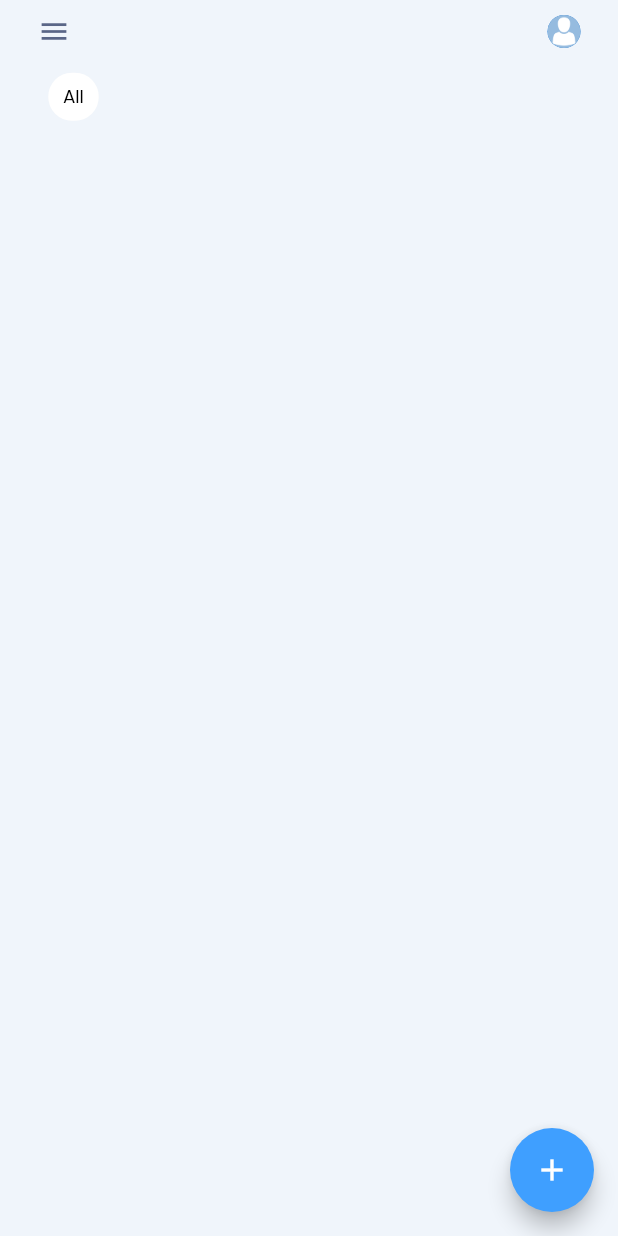
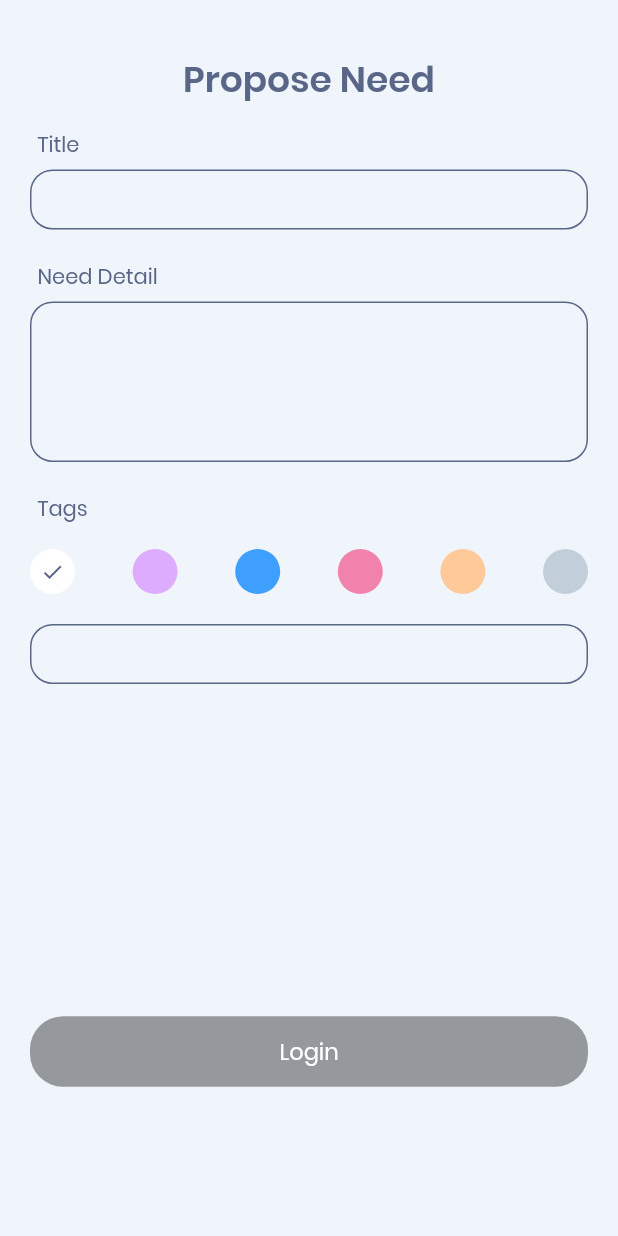
Before and after one commit to HtetLinMaung/ineed_flutter, a Flutter app: the HomeScreen screen opened by its route, after a tap on the "add" icon, on a phone screen of 412 x 824 dp. Run offline on Flutter 3.47's test engine with Material 2 defaults, Android fonts, the phone set to English and light mode, and no system bars; our stand-ins replace flutter_spinkit, image_picker, jiffy, shared_preferences; accounts and stored records are empty; network calls fail.

Commit message:
add create need screen

```diff
--- a/lib/components/form/text_input.dart
+++ b/lib/components/form/text_input.dart
@@ -14,6 +14,7 @@ class TextInput extends StatelessWidget {
   final String errorLabel;
   final bool obscureText;
   final String hintText;
+  final int maxLines;
 
   TextInput({
     this.controller,
@@ -22,6 +23,7 @@ class TextInput extends StatelessWidget {
     this.errorLabel = '',
     this.obscureText = false,
     this.hintText = '',
+    this.maxLines = 1,
   });
 
   OutlineInputBorder getOutlineInputBorder() {
@@ -41,8 +43,9 @@ class TextInput extends StatelessWidget {
       crossAxisAlignment: CrossAxisAlignment.start,
       children: [
         Container(
-          height: 40,
+          height: maxLines > 1 ? null : 40,
           child: TextField(
+            maxLines: maxLines,
             decoration: InputDecoration(
               focusedBorder: getOutlineInputBorder(),
               enabledBorder: getOutlineInputBorder(),
--- a/lib/constants/colors.dart
+++ b/lib/constants/colors.dart
@@ -8,7 +8,15 @@ const kStatus = {
   'Satisfied': Colors.green,
 };
 const kFabBtnColor = Color(0xff3F9FFF);
-
+const kTagColors = [
+  "#ffffff",
+  "#DEACFE",
+  "#3F9FFF",
+  "#F082AC",
+  "#FFC999",
+  "#C2CFDB"
+];
+const kPinkColor = Color(0xffF082AC);
 // purple: "#DEACFE",
 //   background: "#F0F5FB",
 //   underlined: "#EBEFF3",
--- a/lib/main.dart
+++ b/lib/main.dart
@@ -1,6 +1,7 @@
 import 'package:flutter/material.dart';
 import 'package:ineed_flutter/constants/colors.dart';
 import 'package:ineed_flutter/screens/basic_info_screen.dart';
+import 'package:ineed_flutter/screens/create_need_screen.dart';
 import 'package:ineed_flutter/screens/home_screen.dart';
 import 'package:ineed_flutter/screens/landing_screen.dart';
 import 'package:ineed_flutter/screens/login_screen.dart';
@@ -36,6 +37,7 @@ class App extends StatelessWidget {
         SignupScreen.routeName: (context) => SignupScreen(),
         HomeScreen.routeName: (context) => HomeScreen(),
         BasicInfoScreen.routeName: (context) => BasicInfoScreen(),
+        CreateNeedScreen.routeName: (context) => CreateNeedScreen()
       },
     );
   }
--- /dev/null
+++ b/lib/models/ColorData.dart
@@ -0,0 +1,13 @@
+import 'package:flutter/material.dart';
+
+class ColorData {
+  final Color color;
+  final String code;
+  bool selected;
+
+  ColorData({
+    this.code,
+    this.color,
+    this.selected = false,
+  });
+}
--- /dev/null
+++ b/lib/screens/create_need_screen.dart
@@ -0,0 +1,312 @@
+import 'dart:convert';
+
+import 'package:flutter/material.dart';
+import 'package:ineed_flutter/components/container/absolute_container.dart';
+import 'package:ineed_flutter/components/form/input_label.dart';
+import 'package:ineed_flutter/components/form/text_input.dart';
+import 'package:ineed_flutter/components/home/tag.dart';
+import 'package:ineed_flutter/constants/api.dart';
+import 'package:ineed_flutter/constants/colors.dart';
+import 'package:ineed_flutter/models/ColorData.dart';
+import 'package:ineed_flutter/models/TagItem.dart';
+import 'package:http/http.dart' as http;
+import 'package:ineed_flutter/screens/home_screen.dart';
+import 'package:ineed_flutter/store/app_provider.dart';
+import 'package:provider/provider.dart';
+
+const kTitleStyle = TextStyle(
+  fontSize: 24,
+  fontWeight: FontWeight.bold,
+);
+
+const kSize = 30.0;
+
+class CreateNeedScreen extends StatefulWidget {
+  static const routeName = 'CreateNeedScreen';
+
+  @override
+  _CreateNeedScreenState createState() => _CreateNeedScreenState();
+}
+
+class _CreateNeedScreenState extends State<CreateNeedScreen> {
+  bool _loading = false;
+  TextEditingController _headerController = TextEditingController();
+  TextEditingController _bodyController = TextEditingController();
+  TextEditingController _tagController = TextEditingController();
+  bool _isHeader = true;
+  bool _isBody = true;
+  bool _isTag = true;
+  List<ColorData> _tagColors = kTagColors
+      .map((colorStr) => ColorData(
+            code: colorStr,
+            color: Color(int.parse(colorStr.replaceFirst('#', '0xFF'))),
+          ))
+      .toList();
+  List<TagItem> _tags = [];
+  Map<String, double> _colorsOpacity = {
+    "#ffffff": 1.0,
+    "#DEACFE": 1.0,
+    "#3F9FFF": 1.0,
+    "#F082AC": 1.0,
+    "#FFC999": 1.0,
+    "#C2CFDB": 1.0,
+  };
+
+  @override
+  void initState() {
+    super.initState();
+    setState(() {
+      _tagColors[0].selected = true;
+    });
+  }
+
+  void _unfocus() {
+    FocusScope.of(context).unfocus();
+    _completeEditingHandler();
+  }
+
+  void _resetOpacity(String code) {
+    setState(() {
+      _colorsOpacity[code] = 1;
+    });
+  }
+
+  void _colorTapHandler(String code) {
+    setState(() {
+      _colorsOpacity[code] = 0.1;
+      _tagColors = _tagColors.map((e) {
+        e.selected = false;
+        if (e.code == code) {
+          e.selected = true;
+        }
+        return e;
+      }).toList();
+    });
+  }
+
+  void _completeEditingHandler() {
+    if (_tagController.text.isNotEmpty) {
+      setState(() {
+        final colorData = _tagColors.firstWhere((element) => element.selected);
+
+        _tags.add(TagItem(
+          id: DateTime.now().toIso8601String(),
+          color: colorData.color,
+          colorString: colorData.code,
+          title: _tagController.text,
+        ));
+        _tagController.text = '';
+      });
+    }
+  }
+
+  Future<void> _saveHandler() async {
+    try {
+      final store = context.read<AppProvider>();
+      setState(() {
+        _loading = true;
+      });
+      final response = await http.post('$api/needs',
+          headers: <String, String>{
+            'Content-Type': 'application/json',
+            'Authorization': 'Bearer ${store.token}'
+          },
+          body: jsonEncode(<String, dynamic>{
+            'header': _headerController.text,
+            'body': _bodyController.text,
+            'tags': _tags
+                .map((e) => ({
+                      'title': e.title,
+                      'color': e.colorString,
+                    }))
+                .toList()
+          }));
+      setState(() {
+        _loading = false;
+      });
+      print(response.body);
+      if (response.statusCode == 201) {
+        Navigator.pushNamed(context, HomeScreen.routeName);
+      }
+    } catch (err) {
+      setState(() {
+        _loading = false;
+      });
+      print(err);
+    }
+  }
+
+  @override
+  Widget build(BuildContext context) {
+    return GestureDetector(
+      onTap: _unfocus,
+      child: Scaffold(
+        backgroundColor: kBackgroundColor,
+        body: AbsoluteContainer(
+          loading: _loading,
+          child: ListView(
+            children: [
+              Padding(
+                padding: const EdgeInsets.symmetric(
+                  vertical: 35.0,
+                  horizontal: 20,
+                ),
+                child: Column(
+                  mainAxisAlignment: MainAxisAlignment.spaceAround,
+                  crossAxisAlignment: CrossAxisAlignment.stretch,
+                  children: [
+                    Container(
+                      margin: EdgeInsets.only(
+                        bottom: 15,
+                      ),
+                      child: Text(
+                        'Propose Need',
+                        style: kTitleStyle,
+                        textAlign: TextAlign.center,
+                      ),
+                    ),
+                    InputLabel(
+                      text: 'Title',
+                    ),
+                    TextInput(
+                      controller: _headerController,
+                      state: _isHeader,
+                      errorLabel: 'Title must not be empty!',
+                      onChange: (value) {
+                        setState(() {
+                          _isHeader = true;
+                          if (value.isEmpty) {
+                            _isHeader = false;
+                          }
+                        });
+                      },
+                    ),
+                    InputLabel(
+                      text: 'Need Detail',
+                    ),
+                    TextInput(
+                      maxLines: 5,
+                      controller: _bodyController,
+                      state: _isBody,
+                      errorLabel: 'Detail must not be empty!',
+                      onChange: (value) {
+                        setState(() {
+                          _isBody = true;
+                          if (value.isEmpty) {
+                            _isBody = false;
+                          }
+                        });
+                      },
+                    ),
+                    InputLabel(
+                      text: 'Tags',
+                    ),
+                    Container(
+                      margin: EdgeInsets.only(
+                        bottom: 20,
+                        top: 10,
+                      ),
+                      child: Row(
+                        mainAxisAlignment: MainAxisAlignment.spaceBetween,
+                        children: _tagColors
+                            .map((e) => GestureDetector(
+                                  onTap: () => _colorTapHandler(e.code),
+                                  child: AnimatedOpacity(
+                                    duration: Duration(
+                                      milliseconds: 300,
+                                    ),
+                                    opacity: _colorsOpacity[e.code],
+                                    onEnd: () => _resetOpacity(e.code),
+                                    child: Container(
+                                      width: kSize,
+                                      height: kSize,
+                                      decoration: BoxDecoration(
+                                          borderRadius:
+                                              BorderRadius.circular(kSize / 2),
+                                          color: e.color),
+                                      child: e.selected
+                                          ? Center(
+                                              child: Icon(
+                                                Icons.check,
+                                                color: kLabelColor,
+                                                size: 16,
+                                              ),
+                                            )
+                                          : null,
+                                    ),
+                                  ),
+                                ))
+                            .toList(),
+                      ),
+                    ),
+                    TextInput(
+                      controller: _tagController,
+                      state: _isTag,
+                      errorLabel: 'Tag name must not be empty!',
+                      onChange: (value) {
+                        setState(() {
+                          _isTag = true;
+                          if (value.isEmpty) {
+                            _isTag = false;
+                          }
+                        });
+                      },
+                    ),
+                    Container(
+                      height: 200,
+                      child: Wrap(
+                        children: _tags
+                            .map((e) => Tag(
+                                  key: Key(e.id),
+                                  onTap: () {
+                                    setState(() {
+                                      _tags.removeWhere(
+                                          (element) => element.id == e.id);
+                                    });
+                                  },
+                                  title: e.title,
+                                  color: e.color,
+                                ))
+                            .toList(),
+                      ),
+                    ),
+                    Row(
+                      children: [
+                        Expanded(
+                          flex: 1,
+                          child: RaisedButton(
+                            textColor: Colors.white,
+                            child: Container(
+                              margin: EdgeInsets.symmetric(
+                                vertical: 12,
+                              ),
+                              child: Text(
+                                'Login',
+                                style: TextStyle(
+                                  fontSize: 15,
+                                ),
+                              ),
+                            ),
+                            onPressed: _headerController.text.isEmpty ||
+                                    _bodyController.text.isEmpty ||
+                                    _loading
+                                ? null
+                                : _saveHandler,
+                            color: kPinkColor,
+                            shape: RoundedRectangleBorder(
+                              borderRadius: BorderRadius.circular(22.0),
+                            ),
+                          ),
+                        ),
+                      ],
+                    )
+                  ],
+                ),
+              ),
+            ],
+          ),
+        ),
+      ),
+    );
+  }
+}
--- a/lib/screens/home_screen.dart
+++ b/lib/screens/home_screen.dart
@@ -8,6 +8,7 @@ import 'package:ineed_flutter/constants/api.dart';
 import 'package:ineed_flutter/constants/colors.dart';
 import 'package:ineed_flutter/models/NeedItem.dart';
 import 'package:ineed_flutter/models/TagItem.dart';
+import 'package:ineed_flutter/screens/create_need_screen.dart';
 import 'package:ineed_flutter/screens/landing_screen.dart';
 import 'package:ineed_flutter/store/app_provider.dart';
 import 'package:ineed_flutter/store/need_provider.dart';
@@ -234,7 +235,8 @@ class _HomeScreenState extends State<HomeScreen> {
         ),
       ),
       floatingActionButton: FloatingActionButton(
-        onPressed: () {},
+        onPressed: () =>
+            Navigator.pushNamed(context, CreateNeedScreen.routeName),
         child: Icon(Icons.add),
         backgroundColor: kFabBtnColor,
       ),
```
